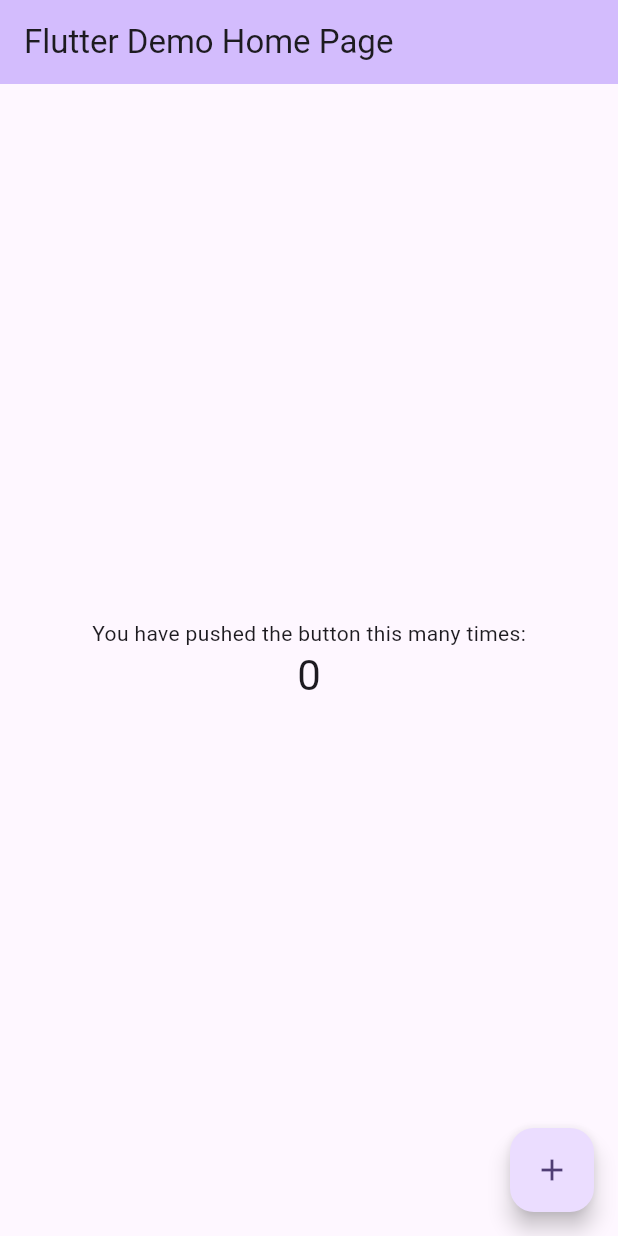
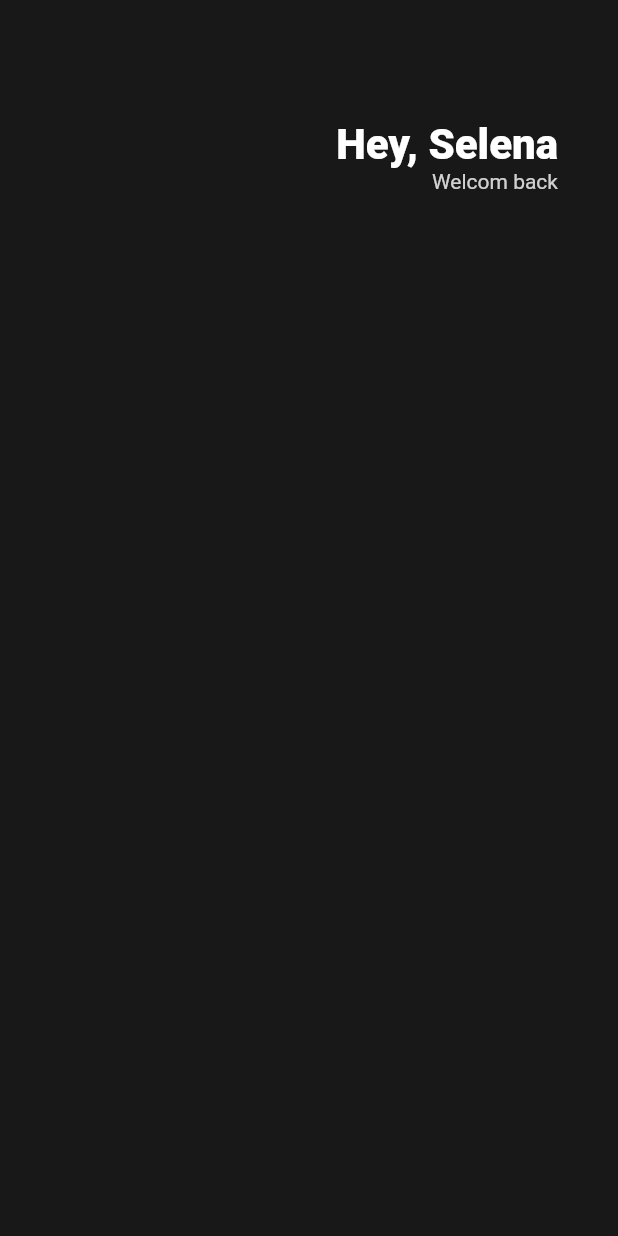
Before and after one commit to HwangGoeun/Toonflix, a Flutter app: the screen it shows after launch, on a phone screen of 412 x 824 dp. Run offline on Flutter 3.47's test engine with Material 2 defaults, Android fonts, the light colour scheme and no system bars.

Commit message:
2주차 목

```diff
--- a/toonflix/lib/main.dart
+++ b/toonflix/lib/main.dart
@@ -1,125 +1,51 @@
+// ignore_for_file: prefer_const_constructors
+
 import 'package:flutter/material.dart';
 
 void main() {
-  runApp(const MyApp());
+  runApp(App());
 }
 
-class MyApp extends StatelessWidget {
-  const MyApp({super.key});
-
-  // This widget is the root of your application.
+class App extends StatelessWidget {
   @override
   Widget build(BuildContext context) {
     return MaterialApp(
-      title: 'Flutter Demo',
-      theme: ThemeData(
-        // This is the theme of your application.
-        //
-        // TRY THIS: Try running your application with "flutter run". You'll see
-        // the application has a blue toolbar. Then, without quitting the app,
-        // try changing the seedColor in the colorScheme below to Colors.green
-        // and then invoke "hot reload" (save your changes or press the "hot
-        // reload" button in a Flutter-supported IDE, or press "r" if you used
-        // the command line to start the app).
-        //
-        // Notice that the counter didn't reset back to zero; the application
-        // state is not lost during the reload. To reset the state, use hot
-        // restart instead.
-        //
-        // This works for code too, not just values: Most code changes can be
-        // tested with just a hot reload.
-        colorScheme: ColorScheme.fromSeed(seedColor: Colors.deepPurple),
-        useMaterial3: true,
+      home: Scaffold(
+        backgroundColor: Color(0xFF181818),
+        body: Padding(
+          padding: EdgeInsets.symmetric(horizontal: 40),
+          child: Column(
+            children: [
+              SizedBox(
+                height: 80,
+              ),
+              Row(
+                mainAxisAlignment: MainAxisAlignment.end,
+                children: [
+                  Column(
+                    crossAxisAlignment: CrossAxisAlignment.end,
+                    children: [
+                      Text(
+                        "Hey, Selena",
+                        style: TextStyle(
+                            color: Colors.white,
+                            fontSize: 28,
+                            fontWeight: FontWeight.w800),
+                      ),
+                      Text(
+                        "Welcom back",
+                        style: TextStyle(
+                          color: Colors.white.withOpacity(0.8),
+                        ),
+                      ),
+                    ],
+                  )
+                ],
+              )
+            ],
+          ),
+        ),
       ),
-      home: const MyHomePage(title: 'Flutter Demo Home Page'),
     );
   }
 }
-
-class MyHomePage extends StatefulWidget {
-  const MyHomePage({super.key, required this.title});
-
-  // This widget is the home page of your application. It is stateful, meaning
-  // that it has a State object (defined below) that contains fields that affect
-  // how it looks.
-
-  // This class is the configuration for the state. It holds the values (in this
-  // case the title) provided by the parent (in this case the App widget) and
-  // used by the build method of the State. Fields in a Widget subclass are
-  // always marked "final".
-
-  final String title;
-
-  @override
-  State<MyHomePage> createState() => _MyHomePageState();
-}
-
-class _MyHomePageState extends State<MyHomePage> {
-  int _counter = 0;
-
-  void _incrementCounter() {
-    setState(() {
-      // This call to setState tells the Flutter framework that something has
-      // changed in this State, which causes it to rerun the build method below
-      // so that the display can reflect the updated values. If we changed
-      // _counter without calling setState(), then the build method would not be
-      // called again, and so nothing would appear to happen.
-      _counter++;
-    });
-  }
-
-  @override
-  Widget build(BuildContext context) {
-    // This method is rerun every time setState is called, for instance as done
-    // by the _incrementCounter method above.
-    //
-    // The Flutter framework has been optimized to make rerunning build methods
-    // fast, so that you can just rebuild anything that needs updating rather
-    // than having to individually change instances of widgets.
-    return Scaffold(
-      appBar: AppBar(
-        // TRY THIS: Try changing the color here to a specific color (to
-        // Colors.amber, perhaps?) and trigger a hot reload to see the AppBar
-        // change color while the other colors stay the same.
-        backgroundColor: Theme.of(context).colorScheme.inversePrimary,
-        // Here we take the value from the MyHomePage object that was created by
-        // the App.build method, and use it to set our appbar title.
-        title: Text(widget.title),
-      ),
-      body: Center(
-        // Center is a layout widget. It takes a single child and positions it
-        // in the middle of the parent.
-        child: Column(
-          // Column is also a layout widget. It takes a list of children and
-          // arranges them vertically. By default, it sizes itself to fit its
-          // children horizontally, and tries to be as tall as its parent.
-          //
-          // Column has various properties to control how it sizes itself and
-          // how it positions its children. Here we use mainAxisAlignment to
-          // center the children vertically; the main axis here is the vertical
-          // axis because Columns are vertical (the cross axis would be
-          // horizontal).
-          //
-          // TRY THIS: Invoke "debug painting" (choose the "Toggle Debug Paint"
-          // action in the IDE, or press "p" in the console), to see the
-          // wireframe for each widget.
-          mainAxisAlignment: MainAxisAlignment.center,
-          children: <Widget>[
-            const Text(
-              'You have pushed the button this many times:',
-            ),
-            Text(
-              '$_counter',
-              style: Theme.of(context).textTheme.headlineMedium,
-            ),
-          ],
-        ),
-      ),
-      floatingActionButton: FloatingActionButton(
-        onPressed: _incrementCounter,
-        tooltip: 'Increment',
-        child: const Icon(Icons.add),
-      ), // This trailing comma makes auto-formatting nicer for build methods.
-    );
-  }
-}
```
